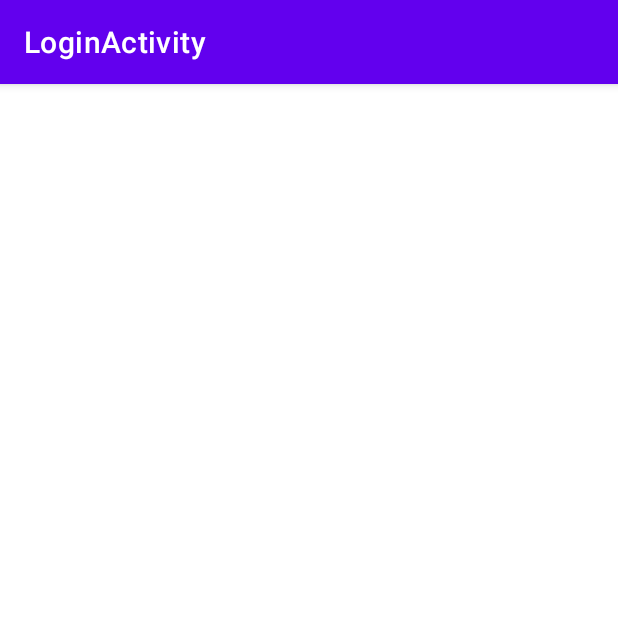
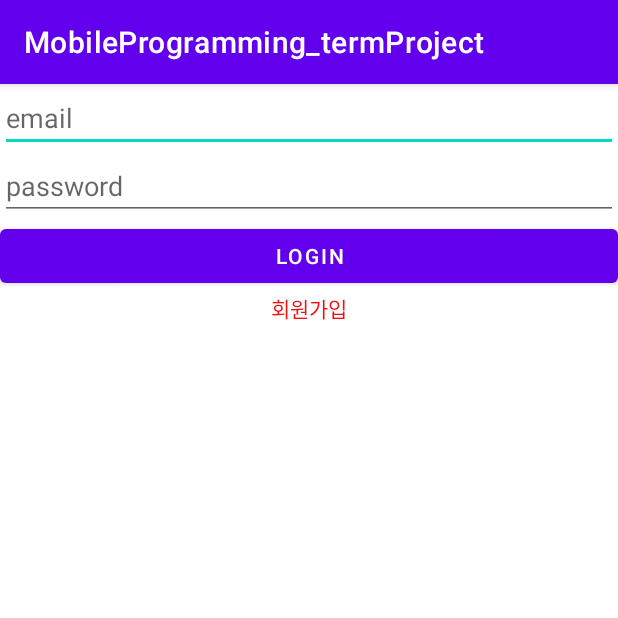
Before and after one commit to JEONTAK/MobileProgramming_termProject, an Android app: the LoginActivity screen opened directly, with no data from a screen before it, on a phone screen of 412 x 824 dp, the top half of it. Run offline under Robolectric (Android 15) with nearby library versions, the phone set to English and light mode, and no system bars; our stand-ins replace Firebase (no records; nobody signed in at launch, a user with empty details on screens opened directly).

Commit message:
suha commit 첫화면 설정과 로그인과 회원가입

```diff
--- /dev/null
+++ b/app/src/main/java/com/example/mobileprogramming_termproject/login/LoginActivity.java
@@ -0,0 +1,77 @@
+package com.example.mobileprogramming_termproject.login;
+
+import android.content.Intent;
+import android.os.Bundle;
+import android.view.View;
+import android.widget.Button;
+import android.widget.EditText;
+import android.widget.TextView;
+import android.widget.Toast;
+
+import androidx.annotation.NonNull;
+import androidx.appcompat.app.AppCompatActivity;
+
+import com.example.mobileprogramming_termproject.MainActivity;
+import com.example.mobileprogramming_termproject.R;
+import com.google.android.gms.tasks.OnCompleteListener;
+import com.google.android.gms.tasks.Task;
+import com.google.firebase.auth.AuthResult;
+import com.google.firebase.auth.FirebaseAuth;
+
+public class LoginActivity extends AppCompatActivity {
+
+    Button mLoginBtn;
+    TextView mResigettxt;
+    EditText mEmailText, mPasswordText;
+    private FirebaseAuth firebaseAuth;
+
+    @Override
+    protected void onCreate(Bundle savedInstanceState) {
+        super.onCreate(savedInstanceState);
+        setContentView(R.layout.activity_login);
+
+
+        firebaseAuth =  FirebaseAuth.getInstance();
+        //버튼 등록하기
+        mResigettxt = findViewById(R.id.register_t2);
+        mLoginBtn = findViewById(R.id.login_btn);
+        mEmailText = findViewById(R.id.emailEt);
+        mPasswordText = findViewById(R.id.passwordEdt);
+
+
+        //가입 버튼이 눌리면
+        mResigettxt.setOnClickListener(new View.OnClickListener(){
+
+            @Override
+            public void onClick(View v) {
+                //intent함수를 통해 register액티비티 함수를 호출한다.
+                startActivity(new Intent(LoginActivity.this,RegisterActivity.class));
+
+            }
+        });
+
+        //로그인 버튼이 눌리면
+        mLoginBtn.setOnClickListener(new View.OnClickListener(){
+
+            @Override
+            public void onClick(View v) {
+                String email = mEmailText.getText().toString().trim();
+                String pwd = mPasswordText.getText().toString().trim();
+                firebaseAuth.signInWithEmailAndPassword(email,pwd)
+                        .addOnCompleteListener(LoginActivity.this, new OnCompleteListener<AuthResult>() {
+                            @Override
+                            public void onComplete(@NonNull Task<AuthResult> task) {
+                                if(task.isSuccessful()){
+                                    Intent intent = new Intent(LoginActivity.this,  MainActivity.class);
+                                    startActivity(intent);
+
+                                }else{
+                                    Toast.makeText(LoginActivity.this,"로그인 오류",Toast.LENGTH_SHORT).show();
+                                }
+                            }
+                        });
+
+            }
+        });
+    }
+}
--- a/app/src/main/java/com/example/mobileprogramming_termproject/ui/login/LoginViewModelFactory.java
+++ /dev/null
@@ -1,26 +0,0 @@
-package com.example.mobileprogramming_termproject.ui.login;
-
-import androidx.lifecycle.ViewModel;
-import androidx.lifecycle.ViewModelProvider;
-import androidx.annotation.NonNull;
-
-import com.example.mobileprogramming_termproject.data.LoginDataSource;
-import com.example.mobileprogramming_termproject.data.LoginRepository;
-
-/**
- * ViewModel provider factory to instantiate LoginViewModel.
- * Required given LoginViewModel has a non-empty constructor
- */
-public class LoginViewModelFactory implements ViewModelProvider.Factory {
-
-    @NonNull
-    @Override
-    @SuppressWarnings("unchecked")
-    public <T extends ViewModel> T create(@NonNull Class<T> modelClass) {
-        if (modelClass.isAssignableFrom(LoginViewModel.class)) {
-            return (T) new LoginViewModel(LoginRepository.getInstance(new LoginDataSource()));
-        } else {
-            throw new IllegalArgumentException("Unknown ViewModel class");
-        }
-    }
-}
--- /dev/null
+++ b/app/src/main/res/layout/activity_login.xml
@@ -0,0 +1,46 @@
+<?xml version="1.0" encoding="utf-8"?>
+<LinearLayout
+    xmlns:android="http://schemas.android.com/apk/res/android"
+    xmlns:app="http://schemas.android.com/apk/res-auto"
+    xmlns:tools="http://schemas.android.com/tools"
+    android:layout_width="match_parent"
+    android:layout_height="match_parent"
+    android:orientation="vertical"
+    tools:context=".MainActivity">
+
+
+    <ImageView
+        android:id="@+id/imageView"
+        android:layout_width="match_parent"
+        android:layout_height="wrap_content"
+        tools:srcCompat="@tools:sample/avatars" />
+
+    <EditText
+        android:hint="email"
+        android:id="@+id/emailEt"
+        android:layout_width="match_parent"
+        android:layout_height="wrap_content"/>
+
+    <EditText
+        android:hint="password"
+        android:id="@+id/passwordEdt"
+        android:layout_width="match_parent"
+        android:layout_height="wrap_content"/>
+
+    <Button
+        android:id="@+id/login_btn"
+        android:text="login"
+        android:layout_gravity="center"
+        android:layout_width="match_parent"
+        android:layout_height="wrap_content"/>
+
+    <TextView
+        android:id="@+id/register_t2"
+        android:layout_width="wrap_content"
+        android:layout_height="wrap_content"
+        android:textColor="#EC1010"
+        android:layout_gravity="center"
+        android:text="회원가입"/>
+
+
+</LinearLayout>
```
Also changed, not shown: app/build.gradle (+13 -1 lines), app/src/main/AndroidManifest.xml (+4 -4 lines), app/src/main/java/com/example/mobileprogramming_termproject/login/FirstScreenActivity.java (added, +36 -0 lines), app/src/main/java/com/example/mobileprogramming_termproject/login/RegisterActivity.java (added, +139 -0 lines), app/src/main/java/com/example/mobileprogramming_termproject/ui/login/LoggedInUserView.java (deleted, +0 -17 lines), app/src/main/java/com/example/mobileprogramming_termproject/ui/login/LoginActivity.java (deleted, +0 -131 lines), app/src/main/java/com/example/mobileprogramming_termproject/ui/login/LoginFormState.java (deleted, +0 -40 lines), app/src/main/java/com/example/mobileprogramming_termproject/ui/login/LoginResult.java (deleted, +0 -31 lines), app/src/main/java/com/example/mobileprogramming_termproject/ui/login/LoginViewModel.java (deleted, +0 -70 lines), app/src/main/res/layout/activity_register.xml (added, +51 -0 lines), app/src/main/res/layout/first_screen.xml (+6 -6 lines), 1 other file.
